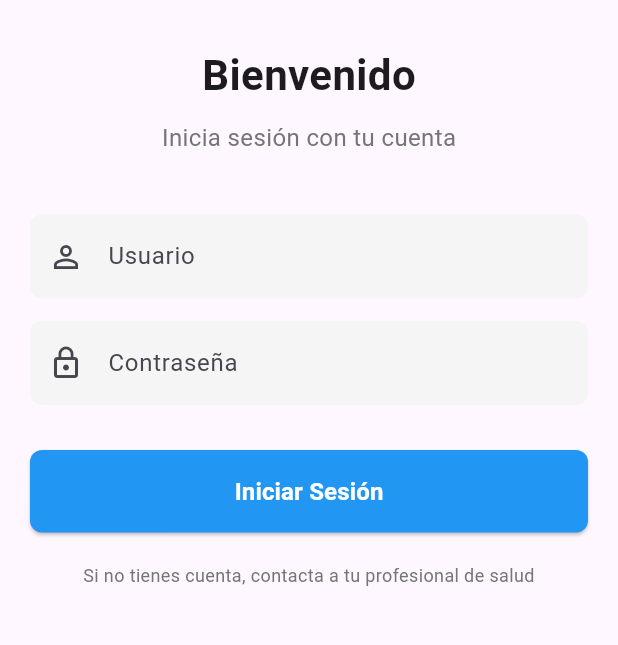
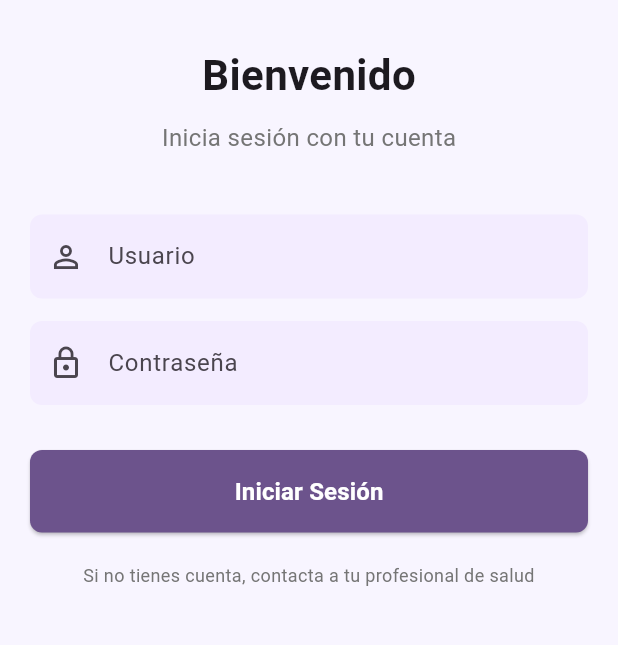
Before and after one commit to Diseno-de-experimentos-Grupo-2/psymed-mobile-experimental, a Flutter app: the screen it shows after launch, on a phone screen of 412 x 824 dp, the part 429-1074 px from its top. Run offline on Flutter 3.47's test engine with Material 3 defaults, Android fonts, the phone set to English and light mode, and no system bars; accounts and stored records are empty.

Commit message:
feat: update color scheme to use Theme data across screens

```diff
--- a/lib/main.dart
+++ b/lib/main.dart
@@ -28,11 +28,26 @@ class MyApp extends StatelessWidget {
         title: 'Mental Health App',
         debugShowCheckedModeBanner: false,
         theme: ThemeData(
-          primarySwatch: Colors.blue,
+          colorSchemeSeed: const Color(0xFFE2C9FF),
           useMaterial3: true,
+          brightness: Brightness.light,
+          scaffoldBackgroundColor: const Color(0xFFF8F5FF),
+          appBarTheme: const AppBarTheme(
+            backgroundColor: Colors.white,
+            foregroundColor: Colors.black,
+            elevation: 0,
+          ),
+          elevatedButtonTheme: ElevatedButtonThemeData(
+            style: ElevatedButton.styleFrom(
+              backgroundColor: const Color(0xFFE2C9FF),
+              foregroundColor: Colors.white,
+              shape: RoundedRectangleBorder(borderRadius: BorderRadius.circular(8)),
+              padding: const EdgeInsets.symmetric(vertical: 14),
+            ),
+          ),
           inputDecorationTheme: InputDecorationTheme(
             filled: true,
-            fillColor: Colors.grey[100],
+            fillColor: const Color(0xFFF3ECFF),
             border: OutlineInputBorder(
               borderRadius: BorderRadius.circular(8),
               borderSide: BorderSide.none,
@@ -43,7 +58,7 @@ class MyApp extends StatelessWidget {
             ),
             focusedBorder: OutlineInputBorder(
               borderRadius: BorderRadius.circular(8),
-              borderSide: const BorderSide(color: Colors.blue, width: 2),
+              borderSide: const BorderSide(color: Color(0xFFE2C9FF), width: 2),
             ),
             errorBorder: OutlineInputBorder(
               borderRadius: BorderRadius.circular(8),
--- a/lib/screens/health_screen.dart
+++ b/lib/screens/health_screen.dart
@@ -228,7 +228,7 @@ class _HealthScreenState extends State<HealthScreen> {
                         child: CircleAvatar(
                           radius: 24,
               backgroundColor: selectedMood == index
-                              ? Colors.blue[100]
+                ? Theme.of(context).colorScheme.primary.withOpacity(0.18)
                 : Colors.grey[200],
                           child: Text(
                                 moods[index],
@@ -253,7 +253,7 @@ class _HealthScreenState extends State<HealthScreen> {
                     style: ElevatedButton.styleFrom(
                       backgroundColor: hasReportedToday
                           ? Colors.grey
-                          : Colors.blue,
+                          : Theme.of(context).colorScheme.primary,
                       padding: const EdgeInsets.symmetric(vertical: 14),
                       shape: RoundedRectangleBorder(
                         borderRadius: BorderRadius.circular(8),
@@ -317,7 +317,7 @@ class _HealthScreenState extends State<HealthScreen> {
                     decoration: BoxDecoration(
                       border: Border.all(color: Colors.grey),
             color: ratings[category] == value
-                          ? Colors.blue[100]
+              ? Theme.of(context).colorScheme.primary.withOpacity(0.18)
               : Colors.white,
                       borderRadius: BorderRadius.circular(8),
                     ),
--- a/lib/screens/login_screen.dart
+++ b/lib/screens/login_screen.dart
@@ -123,7 +123,7 @@ class _LoginScreenState extends State<LoginScreen> {
                       width: double.infinity,
                       child: ElevatedButton(
                         style: ElevatedButton.styleFrom(
-                          backgroundColor: Colors.blue,
+                          backgroundColor: Theme.of(context).colorScheme.primary,
                           shape: RoundedRectangleBorder(
                             borderRadius: BorderRadius.circular(8),
                           ),
```
Also changed, not shown: lib/screens/appointments_screen.dart (+4 -4 lines), lib/screens/medication_screen.dart (+9 -9 lines), lib/screens/profile_screen.dart (+7 -7 lines). Lines whose indentation alone changed are shown as unchanged.
